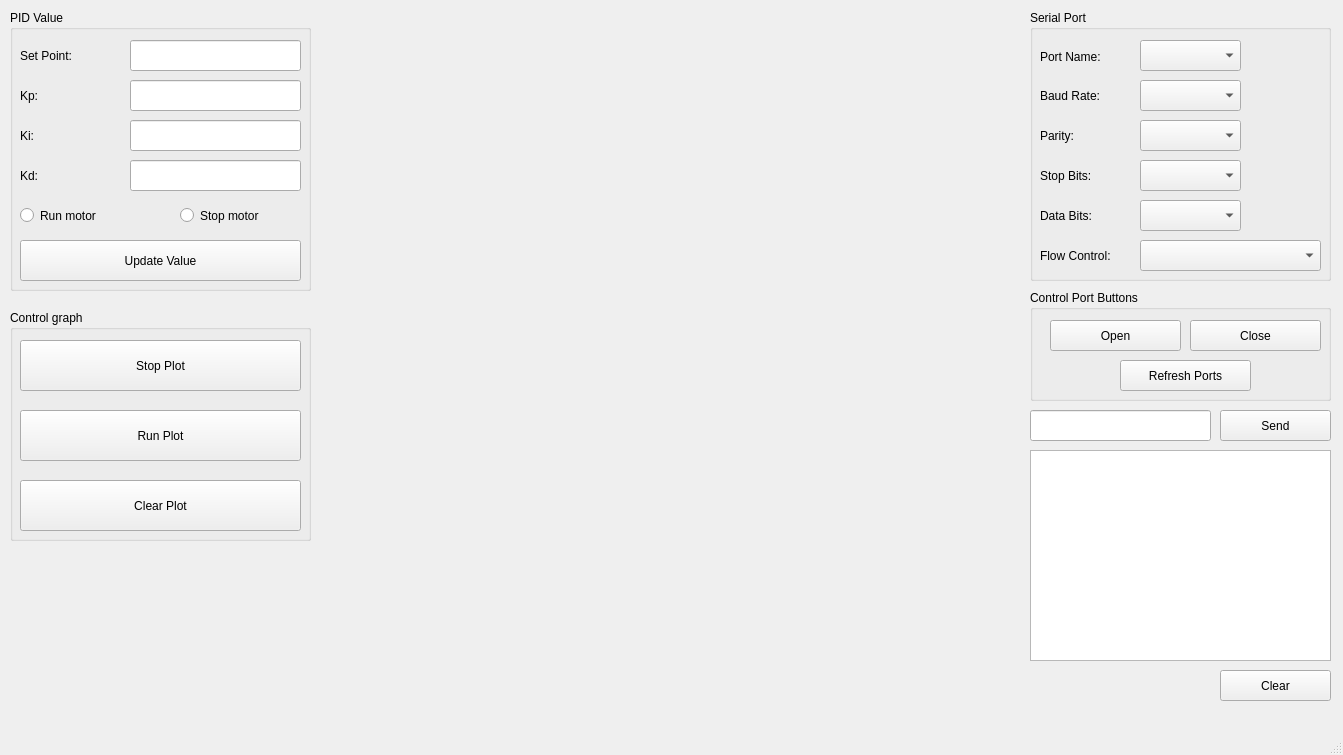
Qt form mainwindow.ui (nguyenlamanhvu/GUI_PID) before a commit.
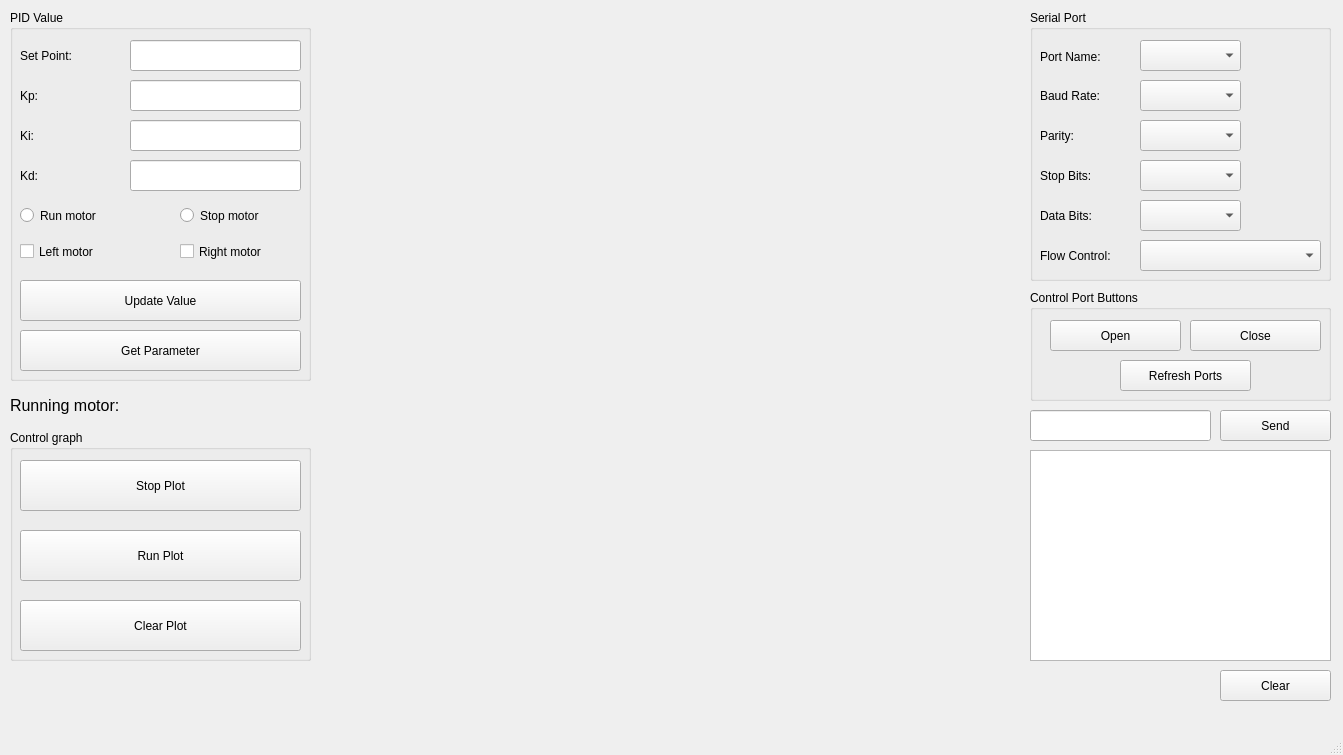
The same form after that commit. Custom widgets are drawn as their Qt base class.

```diff
--- a/mainwindow.ui
+++ b/mainwindow.ui
@@ -269,7 +269,7 @@
       <x>10</x>
       <y>10</y>
       <width>301</width>
-      <height>281</height>
+      <height>371</height>
      </rect>
     </property>
     <property name="title">
@@ -371,7 +371,7 @@
      <property name="geometry">
       <rect>
        <x>10</x>
-       <y>230</y>
+       <y>270</y>
        <width>281</width>
        <height>41</height>
       </rect>
@@ -406,6 +406,45 @@
       <string>Stop motor</string>
      </property>
     </widget>
+    <widget class="QCheckBox" name="cbLeftMotor">
+     <property name="geometry">
+      <rect>
+       <x>10</x>
+       <y>230</y>
+       <width>92</width>
+       <height>23</height>
+      </rect>
+     </property>
+     <property name="text">
+      <string>Left motor</string>
+     </property>
+    </widget>
+    <widget class="QCheckBox" name="cbRightMotor">
+     <property name="geometry">
+      <rect>
+       <x>170</x>
+       <y>230</y>
+       <width>101</width>
+       <height>23</height>
+      </rect>
+     </property>
+     <property name="text">
+      <string>Right motor</string>
+     </property>
+    </widget>
+    <widget class="QPushButton" name="btnGetParameter">
+     <property name="geometry">
+      <rect>
+       <x>10</x>
+       <y>320</y>
+       <width>281</width>
+       <height>41</height>
+      </rect>
+     </property>
+     <property name="text">
+      <string>Get Parameter</string>
+     </property>
+    </widget>
    </widget>
    <widget class="QCustomPlot" name="motorPlot" native="true">
     <property name="geometry">
@@ -421,7 +460,7 @@
     <property name="geometry">
      <rect>
       <x>10</x>
-      <y>310</y>
+      <y>430</y>
       <width>301</width>
       <height>231</height>
      </rect>
@@ -469,6 +508,42 @@
      </property>
     </widget>
    </widget>
+   <widget class="QLabel" name="label_11">
+    <property name="geometry">
+     <rect>
+      <x>10</x>
+      <y>390</y>
+      <width>121</width>
+      <height>31</height>
+     </rect>
+    </property>
+    <property name="font">
+     <font>
+      <pointsize>12</pointsize>
+     </font>
+    </property>
+    <property name="text">
+     <string>Running motor:</string>
+    </property>
+   </widget>
+   <widget class="QLabel" name="lblRunningMotor">
+    <property name="geometry">
+     <rect>
+      <x>140</x>
+      <y>390</y>
+      <width>121</width>
+      <height>31</height>
+     </rect>
+    </property>
+    <property name="font">
+     <font>
+      <pointsize>12</pointsize>
+     </font>
+    </property>
+    <property name="text">
+     <string/>
+    </property>
+   </widget>
   </widget>
   <widget class="QMenuBar" name="menubar">
    <property name="geometry">
```
